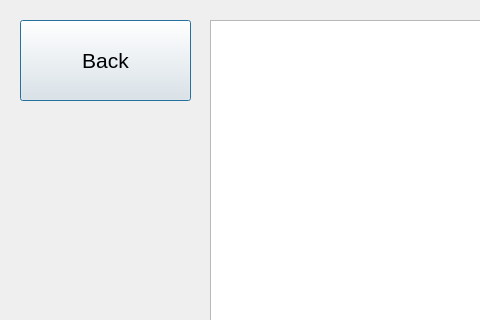
Qt form Sem_2/Labs/automated_workstation/ChiefDesk/employeesview.ui (Meidori/PSTU_Labs_2023) before a commit; both pictures show x 0 to 480 and y 0 to 320 of the 1280 by 720 pixel window.
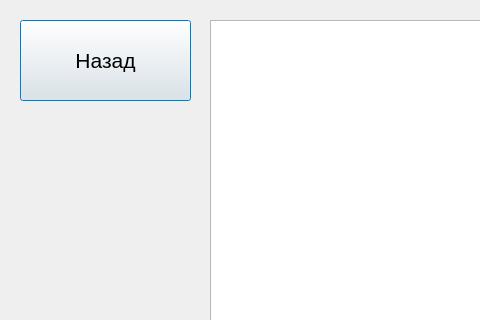
The same form after that commit.

Patch:
```diff
--- a/Sem_2/Labs/automated_workstation/ChiefDesk/employeesview.ui
+++ b/Sem_2/Labs/automated_workstation/ChiefDesk/employeesview.ui
@@ -28,7 +28,7 @@
     </font>
    </property>
    <property name="text">
-    <string>Back</string>
+    <string>Назад</string>
    </property>
   </widget>
   <widget class="QTableView" name="employeesTableView">
```
